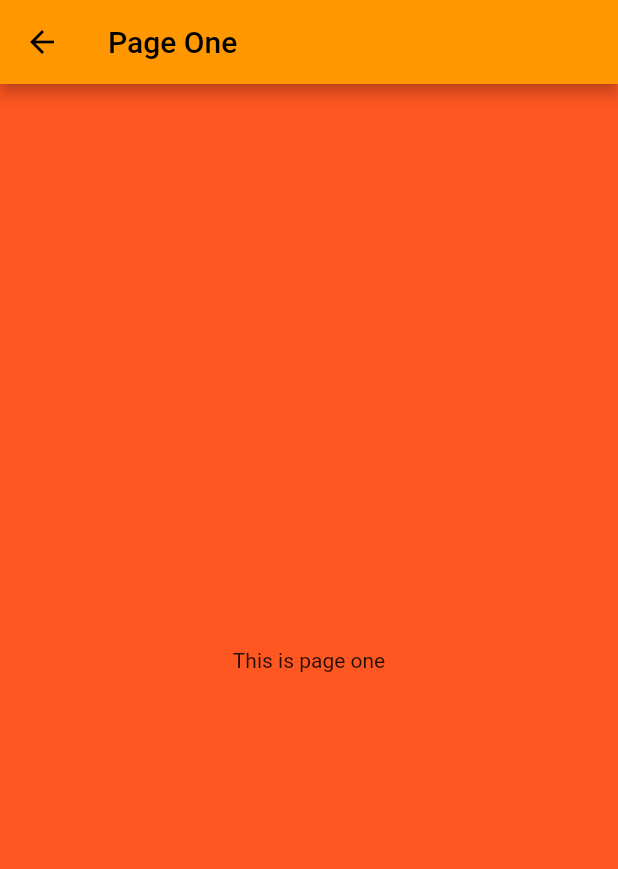
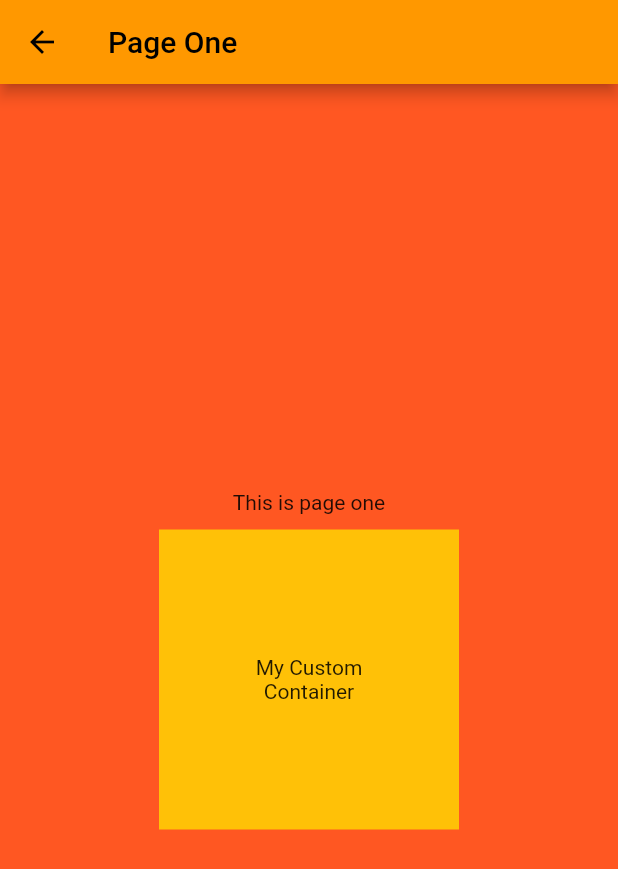
Before and after one commit to jakariya0dev/a4b003, a Flutter app: the screen it shows after launch, after a tap on "Page One", on a phone screen of 412 x 824 dp. Shown: the top 869 px of the screen. Run offline on Flutter 3.47's test engine with Material 2 defaults, Android fonts, the phone set to English and light mode, and no system bars; network calls fail.

Commit message:
Custom Container

```diff
--- a/lib/page_one.dart
+++ b/lib/page_one.dart
@@ -13,8 +13,35 @@ class PageOne extends StatelessWidget {
       body: Container(
         constraints: const BoxConstraints.expand(),
         alignment: Alignment.center,
-        child: const Text('This is page one'),
+        child: Column(
+          mainAxisAlignment: MainAxisAlignment.center,
+          children: const [
+            Text('This is page one'),
+            SizedBox(
+              height: 10,
+            ),
+            CustomContainer()
+          ],
+        ),
       ),
     );
   }
 }
+
+class CustomContainer extends StatelessWidget {
+  const CustomContainer({Key? key}) : super(key: key);
+
+  @override
+  Widget build(BuildContext context) {
+    return Container(
+      height: 200,
+      width: 200,
+      color: Colors.amber,
+      alignment: Alignment.center,
+      child: Text(
+        'My Custom\nContainer',
+        textAlign: TextAlign.center,
+      ),
+    );
+  }
+}
--- a/lib/profile_page.dart
+++ b/lib/profile_page.dart
@@ -10,6 +10,29 @@ class ProfilePage extends StatelessWidget {
   @override
   Widget build(BuildContext context) {
     return Scaffold(
+      drawer: Drawer(
+        child: Container(
+          // color: Colors.amber,
+          child: Column(
+            children: [
+              UserAccountsDrawerHeader(
+                onDetailsPressed: () {},
+                otherAccountsPicturesSize: const Size.square(35),
+                otherAccountsPictures: [
+                  CircleAvatar(backgroundImage: NetworkImage(imgUrl))
+                ],
+                currentAccountPicture: const CircleAvatar(
+                    backgroundImage: AssetImage('assets/images/pro_pic.jpg')),
+                accountName: const Text('Aarick Hilson'),
+                accountEmail: const Text(
+                  'aaric@mail.com',
+                ),
+              ),
+              const MenuList()
+            ],
+          ),
+        ),
+      ),
       appBar: AppBar(
         title: const Text('Profile Page'),
       ),
@@ -18,16 +41,18 @@ class ProfilePage extends StatelessWidget {
         child: Column(
           mainAxisAlignment: MainAxisAlignment.center,
           children: [
-            CircleAvatar(
+            const CircleAvatar(
               radius: 65,
-              backgroundImage: NetworkImage(
-                imgUrl,
-              ),
+              backgroundImage: AssetImage('assets/images/pro_pic.jpg'),
             ),
             const SizedBox(height: 20),
             const Text(
-              'Angelina Jolie',
-              style: TextStyle(fontSize: 25, fontWeight: FontWeight.w500),
+              'Aarick Hilson',
+              style: TextStyle(
+                fontSize: 25,
+                fontWeight: FontWeight.bold,
+                fontFamily: 'Rowdies',
+              ),
             ),
             const SizedBox(height: 8),
             const Text(
@@ -90,3 +115,42 @@ class ProfilePage extends StatelessWidget {
     );
   }
 }
+
+class MenuList extends StatelessWidget {
+  const MenuList({
+    Key? key,
+  }) : super(key: key);
+
+  @override
+  Widget build(BuildContext context) {
+    return Column(
+      children: const [
+        ListTile(
+          leading: Icon(Icons.home),
+          title: Text('Home Page'),
+          trailing: Icon(Icons.edit),
+        ),
+        ListTile(
+          leading: Icon(Icons.present_to_all),
+          title: Text('About Page'),
+          trailing: Icon(Icons.edit),
+        ),
+        ListTile(
+          leading: Icon(Icons.person),
+          title: Text('Profle Page'),
+          trailing: Icon(Icons.edit),
+        ),
+        ListTile(
+          leading: Icon(Icons.settings),
+          title: Text('Settings Page'),
+          trailing: Icon(Icons.edit),
+        ),
+        ListTile(
+          leading: Icon(Icons.contact_page),
+          title: Text('Contact Page'),
+          trailing: Icon(Icons.edit),
+        ),
+      ],
+    );
+  }
+}
```
Also changed, not shown: pubspec.yaml (+8 -22 lines), assets/fonts/Rowdies-Bold.ttf (added), assets/images/pro_pic.jpg (added).
